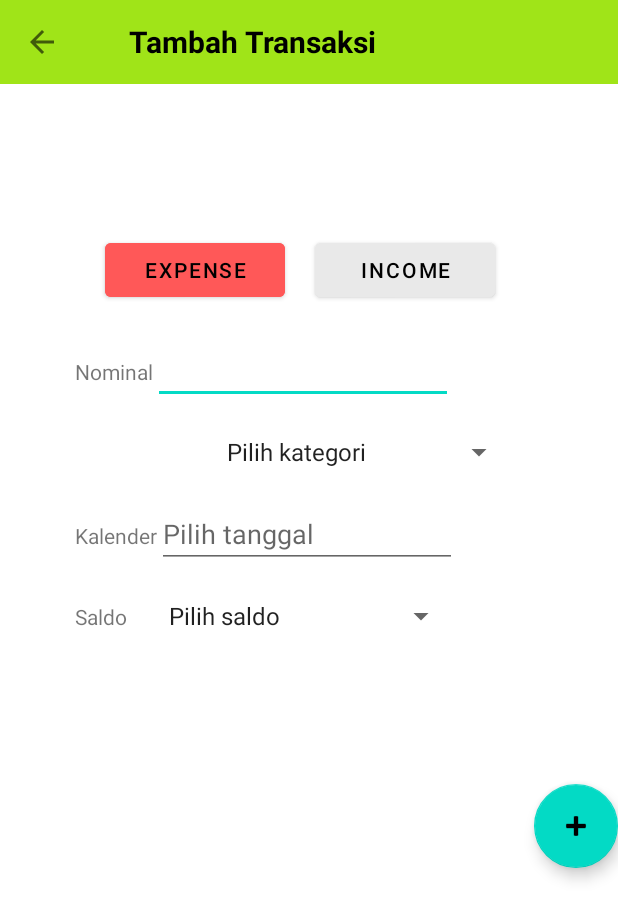
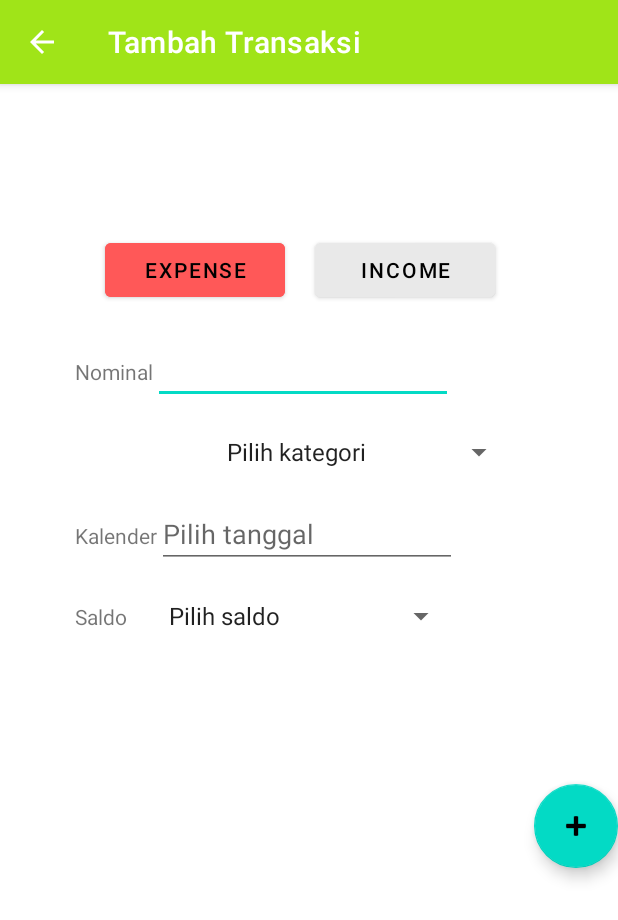
Before and after one commit to adityafadhilh/UAS-Mobile-App, an Android app: the AddTransaction screen opened directly, with no data from a screen before it, on a phone screen of 412 x 824 dp. Shown: the top 920 px of the screen. Run offline under Robolectric (Android 15) with nearby library versions, the phone set to English and light mode, and no system bars.

Commit message:
tambah action bar di profile, tambah transaksi

```diff
--- a/app/src/main/java/id/ac/umn/uas_mobileapp/AddTransaction.java
+++ b/app/src/main/java/id/ac/umn/uas_mobileapp/AddTransaction.java
@@ -3,6 +3,8 @@ package id.ac.umn.uas_mobileapp;
 import androidx.appcompat.app.ActionBar;
 import androidx.appcompat.app.AppCompatActivity;
 
+import android.graphics.Color;
+import android.graphics.drawable.ColorDrawable;
 import android.os.Bundle;
 import android.view.View;
 import android.view.WindowManager;
@@ -26,8 +28,16 @@ public class AddTransaction extends AppCompatActivity {
         super.onCreate(savedInstanceState);
         setContentView(R.layout.activity_add_transaction);
 
-        this.getWindow().setFlags(WindowManager.LayoutParams.FLAG_FULLSCREEN, WindowManager.LayoutParams.FLAG_FULLSCREEN);
-        getSupportActionBar().hide();
+//        this.getWindow().setFlags(WindowManager.LayoutParams.FLAG_FULLSCREEN, WindowManager.LayoutParams.FLAG_FULLSCREEN);
+//        getSupportActionBar().hide();
+
+        ActionBar actionBar = getSupportActionBar();
+        actionBar.setTitle("Tambah Transaksi");
+        actionBar.setDisplayHomeAsUpEnabled(true);
+        ColorDrawable colorDrawable
+                = new ColorDrawable(getResources().getColor(R.color.green));
+
+        actionBar.setBackgroundDrawable(colorDrawable);
 
 //        inputNominal = findViewById(R.id.nominal);
 //        date = findViewById(R.id.date);
@@ -51,6 +61,7 @@ public class AddTransaction extends AppCompatActivity {
                 getSupportFragmentManager().beginTransaction().replace(R.id.contain, expenseFragment).commit();
             }
         });
+
         income = findViewById(R.id.btnIncome);
         income.setOnClickListener(new View.OnClickListener() {
             @Override
--- a/app/src/main/java/id/ac/umn/uas_mobileapp/Profile.java
+++ b/app/src/main/java/id/ac/umn/uas_mobileapp/Profile.java
@@ -17,8 +17,7 @@ public class Profile extends AppCompatActivity {
     protected void onCreate(Bundle savedInstanceState) {
         super.onCreate(savedInstanceState);
         setContentView(R.layout.activity_profile);
-        this.getWindow().setFlags(WindowManager.LayoutParams.FLAG_FULLSCREEN, WindowManager.LayoutParams.FLAG_FULLSCREEN);
-        getSupportActionBar().hide();
+
         ActionBar actionBar;
         actionBar = getSupportActionBar();
 
--- a/app/src/main/res/layout/activity_add_transaction.xml
+++ b/app/src/main/res/layout/activity_add_transaction.xml
@@ -7,21 +7,21 @@
     android:orientation="vertical"
     tools:context=".AddTransaction">
 
-    <Toolbar
-        android:layout_width="match_parent"
-        android:layout_height="wrap_content"
-        android:background="@color/green"
-        android:navigationIcon="?attr/homeAsUpIndicator">
+<!--    <Toolbar-->
+<!--        android:layout_width="match_parent"-->
+<!--        android:layout_height="wrap_content"-->
+<!--        android:background="@color/green"-->
+<!--        android:navigationIcon="?attr/homeAsUpIndicator">-->
 
-        <TextView
-            android:layout_width="wrap_content"
-            android:layout_height="wrap_content"
-            android:layout_marginLeft="30dp"
-            android:text="Tambah Transaksi"
-            android:textColor="@color/black"
-            android:textSize="20sp"
-            android:textStyle="bold" />
-    </Toolbar>
+<!--        <TextView-->
+<!--            android:layout_width="wrap_content"-->
+<!--            android:layout_height="wrap_content"-->
+<!--            android:layout_marginLeft="30dp"-->
+<!--            android:text="Tambah Transaksi"-->
+<!--            android:textColor="@color/black"-->
+<!--            android:textSize="20sp"-->
+<!--            android:textStyle="bold" />-->
+<!--    </Toolbar>-->
 
     <LinearLayout
         android:layout_width="match_parent"
--- a/app/src/main/res/layout/activity_main.xml
+++ b/app/src/main/res/layout/activity_main.xml
@@ -8,7 +8,7 @@
 
     <FrameLayout
         android:layout_width="match_parent"
-        android:layout_height="match_parent"
+        android:layout_height="wrap_content"
         android:id="@+id/container"
         android:layout_above="@id/bottom_navigation"/>
 
--- a/app/src/main/res/layout/profile_fragment.xml
+++ b/app/src/main/res/layout/profile_fragment.xml
@@ -12,7 +12,7 @@
         android:layout_width="wrap_content"
         android:layout_height="wrap_content"
         android:layout_gravity="center"
-        android:layout_marginTop="100dp"
+        android:layout_marginTop="200dp"
         app:layout_constraintEnd_toEndOf="parent"
         app:layout_constraintStart_toStartOf="parent"
         app:layout_constraintTop_toTopOf="parent"
```
Also changed, not shown: app/src/main/res/layout/activity_profile.xml (+8 -4 lines), 30 other files.
